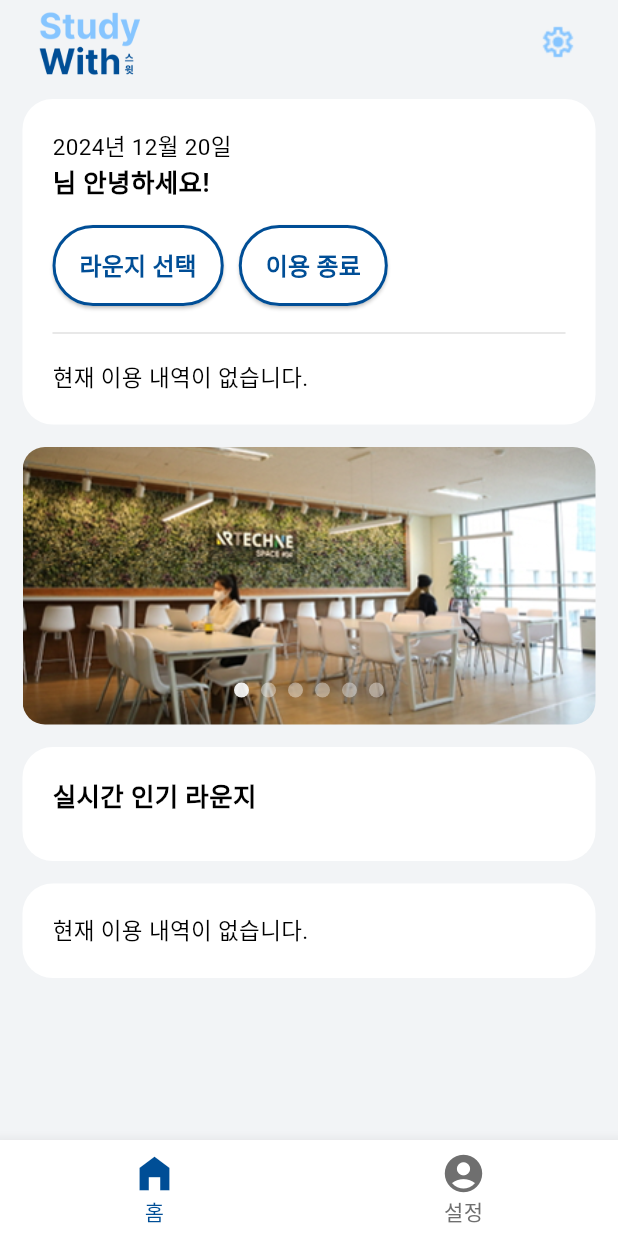
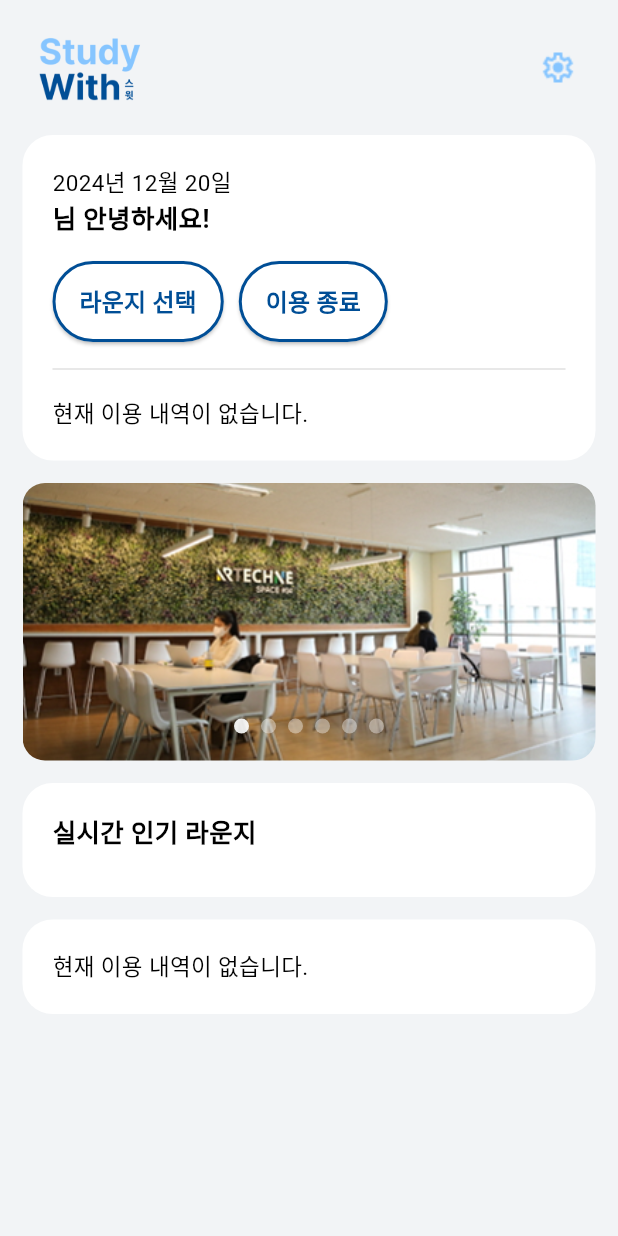
Before and after one commit to yongjun0702/StudyWith, a Flutter app: the screen it shows once a user with an empty profile is signed in, on a phone screen of 412 x 824 dp. Run offline on Flutter 3.47's test engine with Material 3 defaults, Android fonts, the light colour scheme and no system bars; drawn by our look-alikes of carousel_slider; our stand-ins replace cloud_firestore, firebase_auth, firebase_core, google_maps_flutter, permission_handler, timezone; accounts and stored records are empty; Roboto replaces fonts that are missing (Pretendard).

Commit message:
[chore] UI수정

```diff
--- a/lib/view/pages/home_page.dart
+++ b/lib/view/pages/home_page.dart
@@ -159,7 +159,12 @@ class _HomePageState extends State<HomePage> {
 
     return Scaffold(
         backgroundColor: background,
-        appBar: AppBar(
+        appBar: PreferredSize(
+          preferredSize: Size.fromHeight(90),
+          child: Column(
+            mainAxisAlignment: MainAxisAlignment.center,
+            children: [
+              AppBar(
                 scrolledUnderElevation: 0,
                 backgroundColor: background,
                 title: Padding(
@@ -190,11 +195,13 @@ class _HomePageState extends State<HomePage> {
                   ),
                 ],
               ),
+            ],
+          ),
+        ),
         body: SingleChildScrollView(
           child: Column(
             crossAxisAlignment: CrossAxisAlignment.start,
             children: [
-              SizedBox(height: 10),
               Column(
                 children: [
                   Padding(
--- a/lib/view/pages/login_page.dart
+++ b/lib/view/pages/login_page.dart
@@ -114,7 +114,7 @@ class _LoginScreenState extends State<LoginScreen> {
                       await authProvider.signInWithEmail(
                           _emailController.text, _passwordController.text);
                       Navigator.of(context).pushAndRemoveUntil(
-                        MaterialPageRoute(builder: (context) => RootTab()),
+                        MaterialPageRoute(builder: (context) => HomePage()),
                             (Route<dynamic> route) => false,
                       );
                     } catch (e) {
--- a/lib/view/pages/setting_screen.dart
+++ b/lib/view/pages/setting_screen.dart
@@ -52,7 +52,7 @@ class SettingScreen extends StatelessWidget {
       ),
       body: SingleChildScrollView(
         child: Padding(
-          padding: const EdgeInsets.symmetric(horizontal: 28, vertical: 40),
+          padding: const EdgeInsets.symmetric(horizontal: 15, vertical: 40),
           child: Column(
             crossAxisAlignment: CrossAxisAlignment.start,
             children: [
--- a/lib/view/pages/splash_page.dart
+++ b/lib/view/pages/splash_page.dart
@@ -1,6 +1,7 @@
 import 'dart:async';
 import 'package:flutter/material.dart';
 import 'package:study_with/config/color/color.dart';
+import 'package:study_with/view/pages/home_page.dart';
 import 'package:study_with/view/widgets/tab_widget.dart';
 
 class SplashScreen extends StatefulWidget {
@@ -19,7 +20,7 @@ class _SplashScreenState extends State<SplashScreen> {
       if (mounted) {
         Navigator.pushReplacement(
           context,
-          MaterialPageRoute(builder: (context) => RootTab()),
+          MaterialPageRoute(builder: (context) => HomePage()),
         );
       }
     });
--- a/lib/view/widgets/privacy_policy_widget.dart
+++ b/lib/view/widgets/privacy_policy_widget.dart
@@ -207,7 +207,7 @@ class DeveloperBottomSheet extends StatelessWidget {
             crossAxisAlignment: CrossAxisAlignment.start,
             children: [
               Text(
-                "조용준",
+                "개발자: 조용준",
                 style: TextStyle(
                   color: mainBlue,
                   fontSize: 24,
```
Lines whose indentation alone changed are shown as unchanged.
